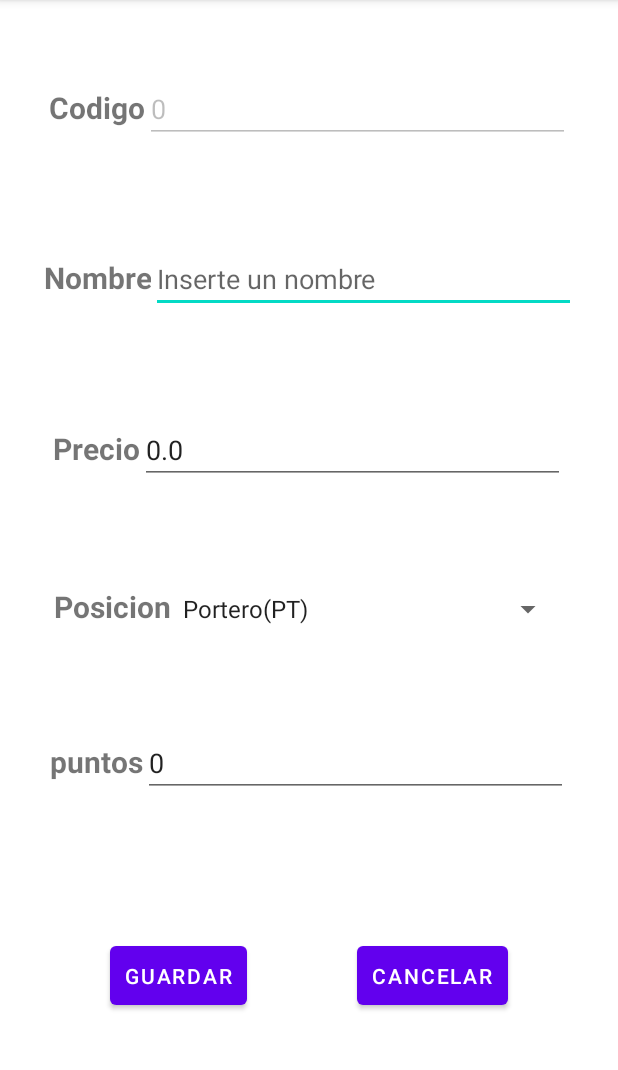
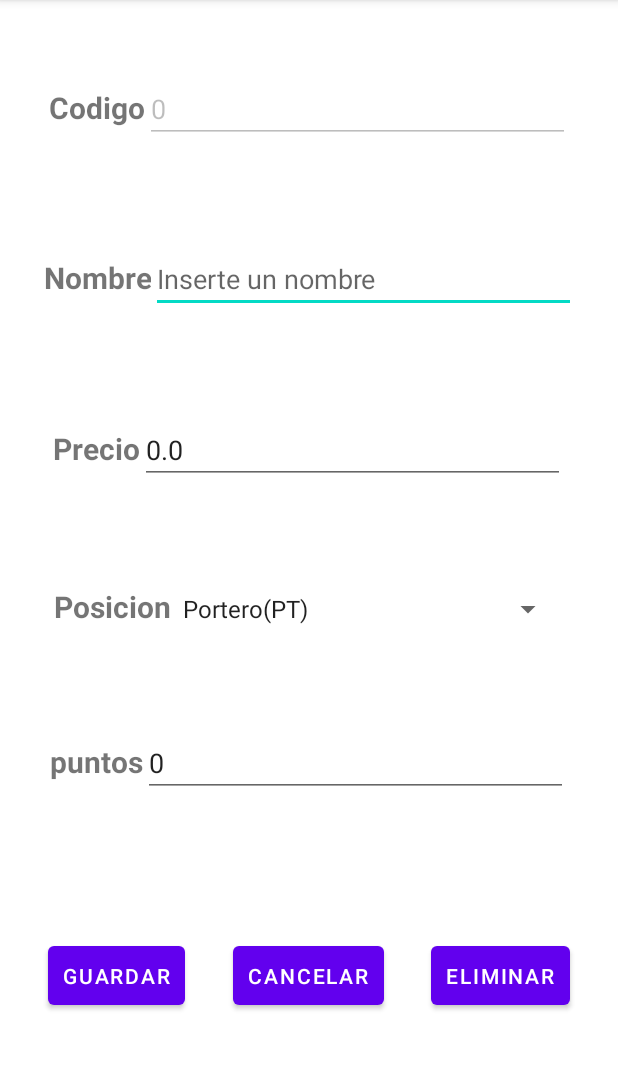
Before and after one commit to rcanelav/Ej1RCV, an Android app: the EditPlayerActivity screen opened directly, with no data from a screen before it, on a phone screen of 412 x 824 dp, the part 84-1154 px from its top. Run offline under Robolectric (Android 15) with nearby library versions, the phone set to English and light mode, and no system bars.

Commit message:
ADD: delete player

```diff
--- a/app/src/main/java/com/liceolapaz/dam/ej1rcv/miSQLiteHelper.kt
+++ b/app/src/main/java/com/liceolapaz/dam/ej1rcv/miSQLiteHelper.kt
@@ -66,4 +66,9 @@ class miSQLiteHelper(context: Context) : SQLiteOpenHelper(
         values.put("puntos", player.points)
         db.update("jugadores", values, "codigo = ?", arrayOf(player.code.toString()))
     }
+
+    fun deletePlayer( player: Player) {
+        val db = this.writableDatabase
+        db.delete("jugadores", "codigo = ?", arrayOf(player.code.toString()))
+    }
 }
--- a/app/src/main/res/layout/activity_edit_player.xml
+++ b/app/src/main/res/layout/activity_edit_player.xml
@@ -208,8 +208,19 @@
             android:padding="10dp"
             android:text="Cancelar"
             app:layout_constraintBottom_toBottomOf="parent"
+            app:layout_constraintEnd_toEndOf="@+id/btnDelete"
+            app:layout_constraintStart_toEndOf="@+id/btnSave"
+            app:layout_constraintTop_toTopOf="parent" />
+
+        <Button
+            android:id="@+id/btnDelete"
+            android:layout_width="wrap_content"
+            android:layout_height="wrap_content"
+            android:padding="10dp"
+            android:text="Eliminar"
+            app:layout_constraintBottom_toBottomOf="parent"
             app:layout_constraintEnd_toEndOf="parent"
-            app:layout_constraintStart_toEndOf="@+id/btnSave"
+            app:layout_constraintStart_toEndOf="@+id/btnCancel"
             app:layout_constraintTop_toTopOf="parent" />
     </androidx.constraintlayout.widget.ConstraintLayout>
 
```
Also changed, not shown: app/src/main/java/com/liceolapaz/dam/ej1rcv/EditPlayerActivity.kt (+53 -0 lines).
